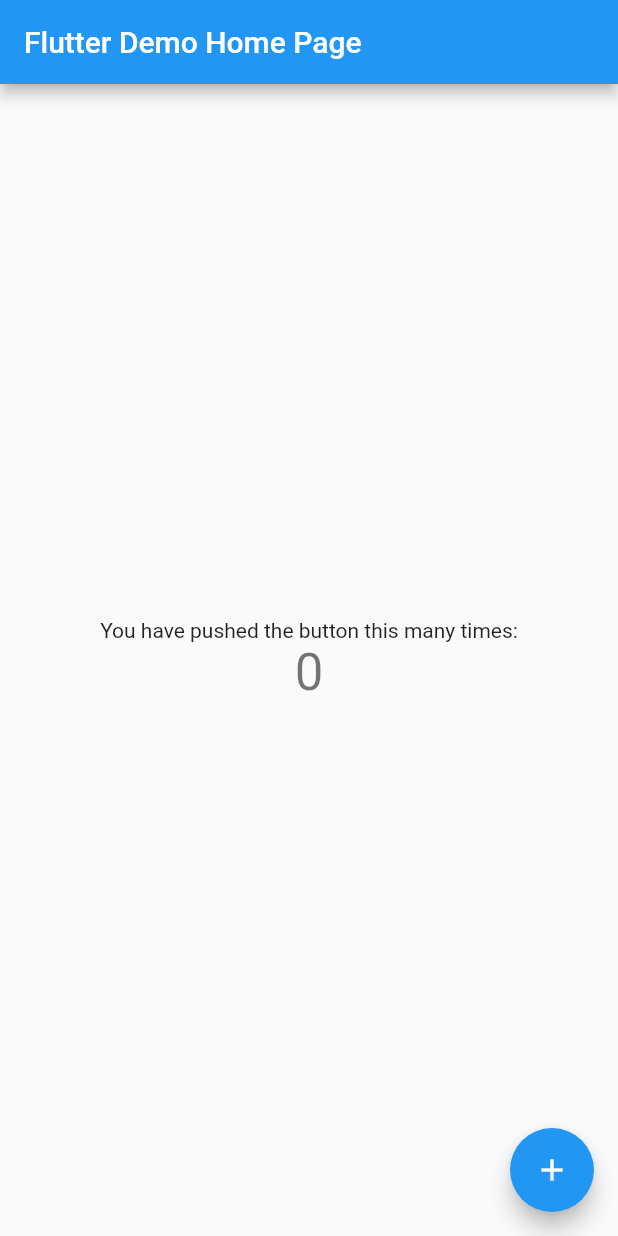
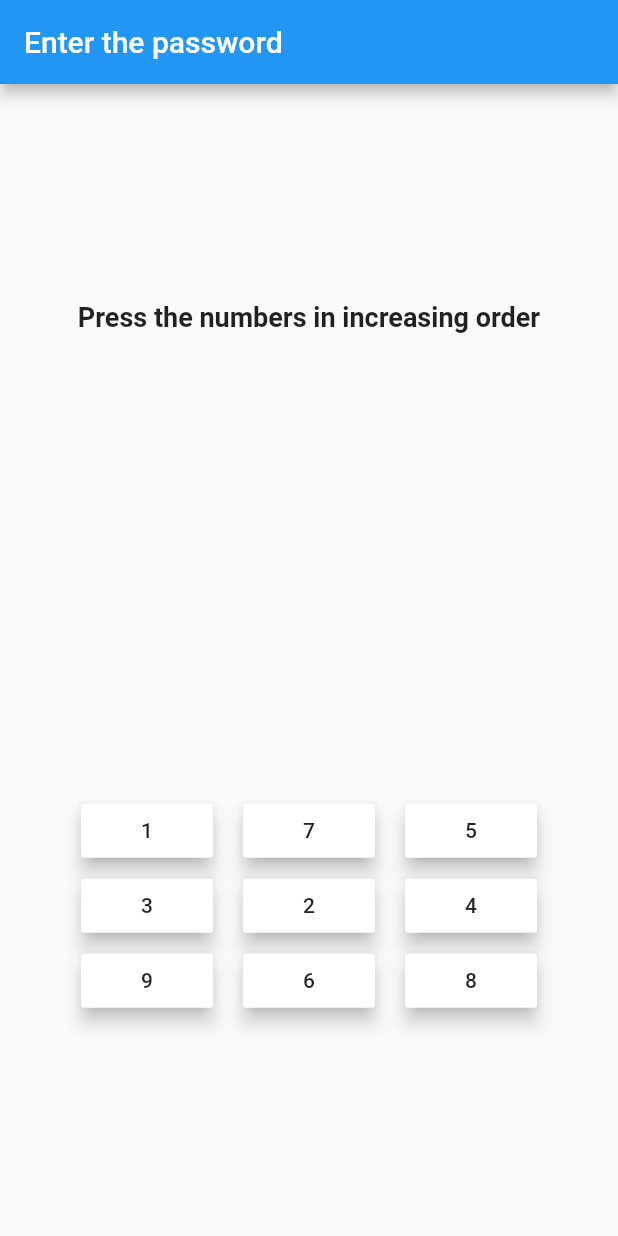
Before and after one commit to shp7724/flutter-study, a Flutter app: the screen it shows after launch, on a phone screen of 412 x 824 dp. Run offline on Flutter 3.47's test engine with Material 2 defaults, Android fonts, the phone set to English and light mode, and no system bars.

```diff
--- a/wonhyeon/first_week/lib/main.dart
+++ b/wonhyeon/first_week/lib/main.dart
@@ -1,113 +1,28 @@
 import 'package:flutter/material.dart';
+import './widgets/password_controller.dart';
 
-void main() {
-  runApp(MyApp());
-}
+void main() => runApp(MyApp());
 
 class MyApp extends StatelessWidget {
-  // This widget is the root of your application.
   @override
   Widget build(BuildContext context) {
     return MaterialApp(
-      title: 'Flutter Demo',
-      theme: ThemeData(
-        // This is the theme of your application.
-        //
-        // Try running your application with "flutter run". You'll see the
-        // application has a blue toolbar. Then, without quitting the app, try
-        // changing the primarySwatch below to Colors.green and then invoke
-        // "hot reload" (press "r" in the console where you ran "flutter run",
-        // or simply save your changes to "hot reload" in a Flutter IDE).
-        // Notice that the counter didn't reset back to zero; the application
-        // is not restarted.
-        primarySwatch: Colors.blue,
-      ),
-      home: MyHomePage(title: 'Flutter Demo Home Page'),
+      title: '1st week Assignment.',
+      home: MyHomePage(),
     );
   }
 }
 
-class MyHomePage extends StatefulWidget {
-  MyHomePage({Key key, this.title}) : super(key: key);
-
-  // This widget is the home page of your application. It is stateful, meaning
-  // that it has a State object (defined below) that contains fields that affect
-  // how it looks.
-
-  // This class is the configuration for the state. It holds the values (in this
-  // case the title) provided by the parent (in this case the App widget) and
-  // used by the build method of the State. Fields in a Widget subclass are
-  // always marked "final".
-
-  final String title;
-
-  @override
-  _MyHomePageState createState() => _MyHomePageState();
-}
-
-class _MyHomePageState extends State<MyHomePage> {
-  int _counter = 0;
-
-  void _incrementCounter() {
-    setState(() {
-      // This call to setState tells the Flutter framework that something has
-      // changed in this State, which causes it to rerun the build method below
-      // so that the display can reflect the updated values. If we changed
-      // _counter without calling setState(), then the build method would not be
-      // called again, and so nothing would appear to happen.
-      _counter++;
-    });
-  }
-
+class MyHomePage extends StatelessWidget {
   @override
   Widget build(BuildContext context) {
-    // This method is rerun every time setState is called, for instance as done
-    // by the _incrementCounter method above.
-    //
-    // The Flutter framework has been optimized to make rerunning build methods
-    // fast, so that you can just rebuild anything that needs updating rather
-    // than having to individually change instances of widgets.
     return Scaffold(
       appBar: AppBar(
-        // Here we take the value from the MyHomePage object that was created by
-        // the App.build method, and use it to set our appbar title.
-        title: Text(widget.title),
-      ),
-      body: Center(
-        // Center is a layout widget. It takes a single child and positions it
-        // in the middle of the parent.
-        child: Column(
-          // Column is also a layout widget. It takes a list of children and
-          // arranges them vertically. By default, it sizes itself to fit its
-          // children horizontally, and tries to be as tall as its parent.
-          //
-          // Invoke "debug painting" (press "p" in the console, choose the
-          // "Toggle Debug Paint" action from the Flutter Inspector in Android
-          // Studio, or the "Toggle Debug Paint" command in Visual Studio Code)
-          // to see the wireframe for each widget.
-          //
-          // Column has various properties to control how it sizes itself and
-          // how it positions its children. Here we use mainAxisAlignment to
-          // center the children vertically; the main axis here is the vertical
-          // axis because Columns are vertical (the cross axis would be
-          // horizontal).
-          mainAxisAlignment: MainAxisAlignment.center,
-          children: <Widget>[
-            Text(
-              'You have pushed the button this many times:',
-            ),
-            Text(
-              '$_counter',
-              style: Theme.of(context).textTheme.headline4,
-            ),
-          ],
+        title: Text(
+          'Enter the password',
         ),
       ),
-      floatingActionButton: FloatingActionButton(
-        onPressed: _incrementCounter,
-        tooltip: 'Increment',
-        child: Icon(Icons.add),
-      ), // This trailing comma makes auto-formatting nicer for build methods.
+      body: PasswordController(),
     );
   }
 }
--- /dev/null
+++ b/wonhyeon/first_week/lib/models/number_buttons.dart
@@ -0,0 +1,9 @@
+import 'package:flutter/material.dart';
+
+class NumberButtons {
+  final String displayNum; // A number to be displayed
+  final int value; // The actual value. Same as the 'displayNum'
+  Color color;
+
+  NumberButtons({this.value, this.color}) : displayNum = value.toString();
+}
--- /dev/null
+++ b/wonhyeon/first_week/lib/widgets/button_pad.dart
@@ -0,0 +1,79 @@
+import '../models/number_buttons.dart';
+import 'package:flutter/material.dart';
+import 'dart:math';
+
+class ButtonPad extends StatelessWidget {
+  final Function updateCtrl;
+  final List<NumberButtons> buttons;
+
+  ButtonPad(this.buttons, this.updateCtrl);
+
+  @override
+  Widget build(BuildContext context) {
+    // Shuffle the button list to ensure the random order.
+    buttons.shuffle();
+
+    // returning widget
+    return Column(
+      children: <Widget>[
+        Row(
+          mainAxisAlignment: MainAxisAlignment.center,
+          children: buttons.sublist(0, 3).map((bt) {
+            return Container(
+              child: MaterialButton(
+                onPressed: () {
+                  updateCtrl(bt);
+                },
+                child: Text(bt.displayNum),
+                color: bt.color,
+                elevation: 5,
+              ),
+              margin: EdgeInsets.symmetric(
+                vertical: 1,
+                horizontal: 10,
+              ),
+            );
+          }).toList(),
+        ),
+        Row(
+          mainAxisAlignment: MainAxisAlignment.center,
+          children: buttons.sublist(3, 6).map((bt) {
+            return Container(
+              child: MaterialButton(
+                onPressed: () {
+                  updateCtrl(bt);
+                },
+                child: Text(bt.displayNum),
+                color: bt.color,
+                elevation: 5,
+              ),
+              margin: EdgeInsets.symmetric(
+                vertical: 1,
+                horizontal: 10,
+              ),
+            );
+          }).toList(),
+        ),
+        Row(
+          mainAxisAlignment: MainAxisAlignment.center,
+          children: buttons.sublist(6, 9).map((bt) {
+            return Container(
+              child: MaterialButton(
+                onPressed: () {
+                  updateCtrl(bt);
+                },
+                child: Text(bt.displayNum),
+                color: bt.color,
+                elevation: 5,
+              ),
+              margin: EdgeInsets.symmetric(
+                vertical: 1,
+                horizontal: 10,
+              ),
+            );
+          }).toList(),
+        ),
+      ],
+    );
+  }
+}
--- /dev/null
+++ b/wonhyeon/first_week/lib/widgets/password_controller.dart
@@ -0,0 +1,58 @@
+import 'package:flutter/material.dart';
+import '../models/number_buttons.dart';
+import './button_pad.dart';
+import './password_display.dart';
+import './state_message.dart';
+
+class PasswordController extends StatefulWidget {
+  @override
+  _PasswordControllerState createState() => _PasswordControllerState();
+}
+
+class _PasswordControllerState extends State<PasswordController> {
+  String _passwordString = '';
+  int _passwordChecker = 1;
+  int _stateMessageIndex = 0;
+  final _buttons = [
+    for (int i = 1; i < 10; i++)
+      NumberButtons(
+        value: i,
+        color: Colors.white,
+      )
+  ];
+
+  void _initializeController() {
+    _passwordString = '';
+    _passwordChecker = 1;
+    _stateMessageIndex = 1; // Wrong Password
+    for (int i = 0; i < 9; i++) _buttons[i].color = Colors.white;
+  }
+
+  void _updateController(NumberButtons bt) {
+    final String addPassword = bt.value.toString();
+
+    setState(() {
+      if (_passwordChecker == bt.value) {
+        _passwordString = '$_passwordString$addPassword';
+        _passwordChecker++;
+        bt.color = Colors.green;
+        if (bt.value == 9) // Correct Password
+          _stateMessageIndex = 2;
+      } else
+        _initializeController();
+    });
+  }
+
+  @override
+  Widget build(BuildContext context) {
+    return Column(
+      mainAxisAlignment: MainAxisAlignment.spaceEvenly,
+      crossAxisAlignment: CrossAxisAlignment.center,
+      children: <Widget>[
+        StateMessage(_stateMessageIndex),
+        PasswordDisplay(_passwordString),
+        ButtonPad(_buttons, _updateController),
+      ],
+    );
+  }
+}
--- /dev/null
+++ b/wonhyeon/first_week/lib/widgets/password_display.dart
@@ -0,0 +1,14 @@
+import 'package:flutter/cupertino.dart';
+
+class PasswordDisplay extends StatelessWidget {
+  final String passwordString;
+
+  PasswordDisplay(this.passwordString);
+
+  @override
+  Widget build(BuildContext context) {
+    return Container(
+      child: Text(passwordString),
+    );
+  }
+}
--- /dev/null
+++ b/wonhyeon/first_week/lib/widgets/state_message.dart
@@ -0,0 +1,23 @@
+import 'package:flutter/material.dart';
+
+class StateMessage extends StatelessWidget {
+  final List<String> stateMessages = [
+    'Press the numbers in increasing order',
+    'Wrong Password! Try it again!!',
+    'Correct Password! Unlock succeed!',
+  ];
+  final int stateMessageIndex;
+
+  StateMessage(this.stateMessageIndex);
+
+  @override
+  Widget build(BuildContext context) {
+    return Text(
+      stateMessages[stateMessageIndex],
+      style: TextStyle(
+        fontWeight: FontWeight.bold,
+        fontSize: 18,
+      ),
+    );
+  }
+}
```
